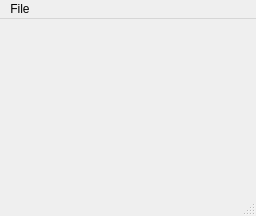
The window that emulator.ui (picohari/ssd1306_QEmulator) describes before a commit, drawn with Qt 5.
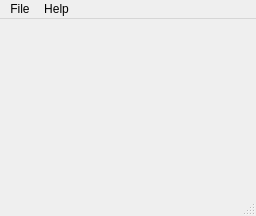
The same window after the commit.

What changed in the file:
```diff
--- a/emulator.ui
+++ b/emulator.ui
@@ -39,7 +39,14 @@
     </property>
     <addaction name="actionQuit"/>
    </widget>
+   <widget class="QMenu" name="menuAbout">
+    <property name="title">
+     <string>Help</string>
+    </property>
+    <addaction name="actionAbout"/>
+   </widget>
    <addaction name="menuFile"/>
+   <addaction name="menuAbout"/>
   </widget>
   <widget class="QStatusBar" name="statusBar"/>
   <action name="actionQuit">
```
Left out of the diff: 5 changed lines with no effect on the pictures.
